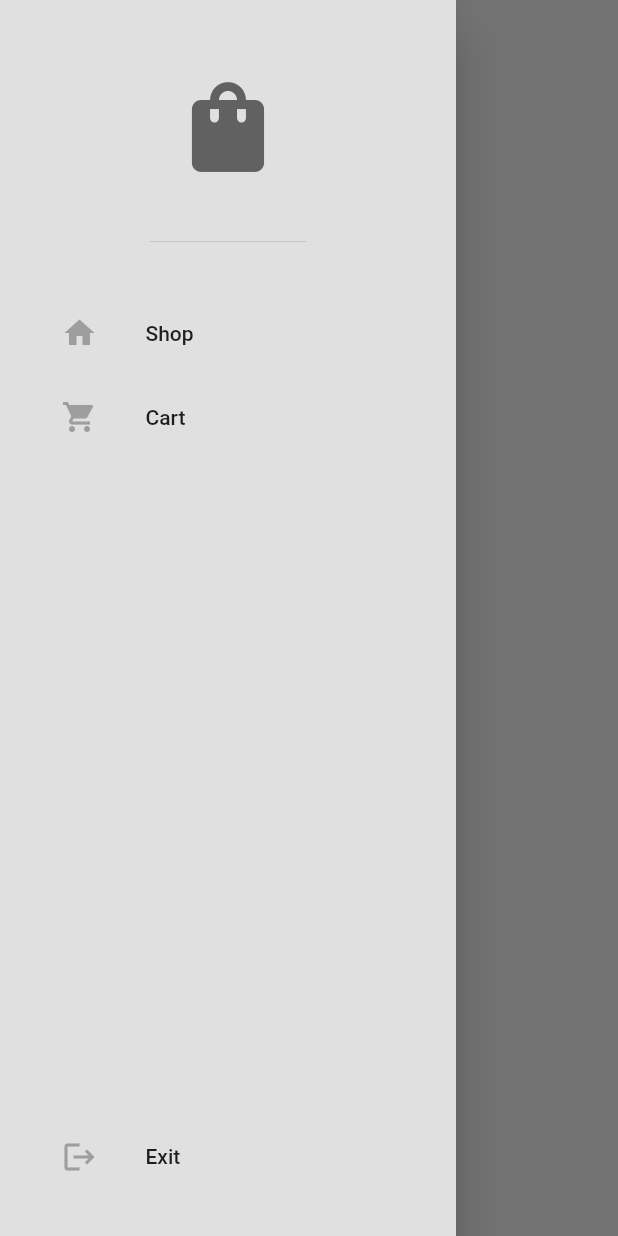
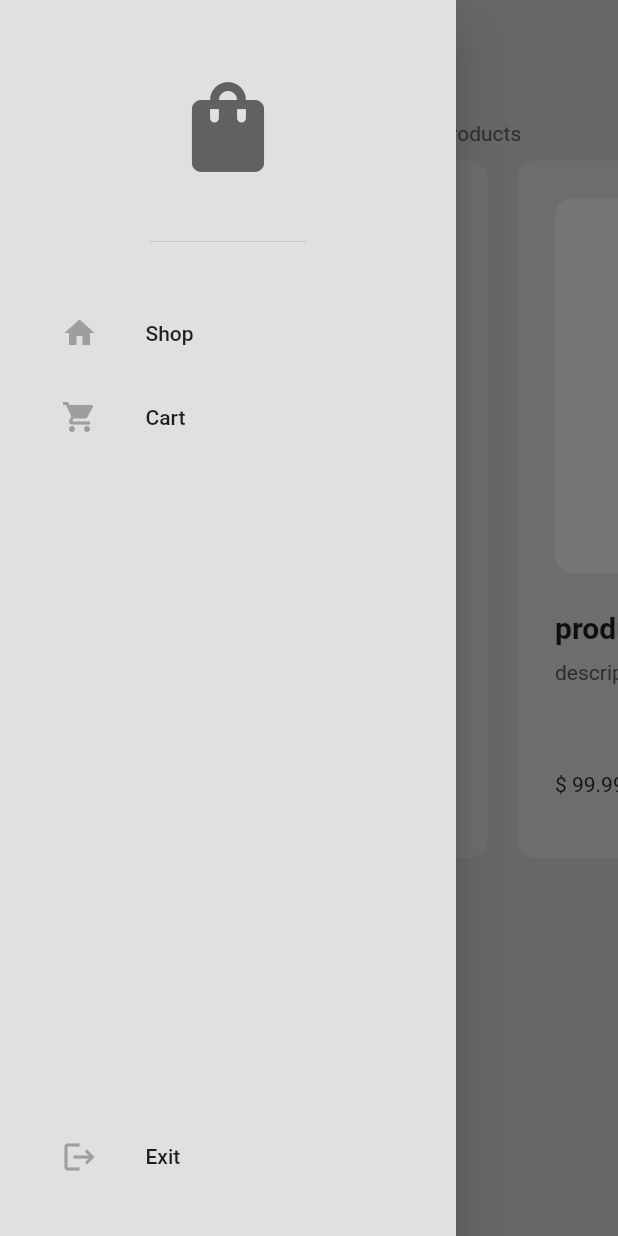
Before and after one commit to omerfaruksomay/ecom_app, a Flutter app: the ShopScreen screen opened by its route, with the side drawer open, on a phone screen of 412 x 824 dp. Run offline on Flutter 3.47's test engine with Material 2 defaults, Android fonts, the phone set to English and light mode, and no system bars.

Commit message:
project finished

```diff
--- a/lib/Screens/shop_screen.dart
+++ b/lib/Screens/shop_screen.dart
@@ -1,11 +1,16 @@
 import 'package:ecom_app/components/my_drawer.dart';
+import 'package:ecom_app/components/my_product_tile.dart';
+import 'package:ecom_app/models/shop_model.dart';
 import 'package:flutter/material.dart';
+import 'package:provider/provider.dart';
 
 class ShopScreen extends StatelessWidget {
   const ShopScreen({super.key});
 
   @override
   Widget build(BuildContext context) {
+    //access products
+    final products = context.watch<Shop>().shop;
     return Scaffold(
       appBar: AppBar(
         centerTitle: true,
@@ -14,7 +19,33 @@ class ShopScreen extends StatelessWidget {
         foregroundColor: Theme.of(context).colorScheme.inversePrimary,
         title: const Text("Shop Screen"),
       ),
+      backgroundColor: Theme.of(context).colorScheme.background,
       drawer: const MyDrawer(),
+      body: ListView(
+        children: [
+          const SizedBox(height: 25),
+          Center(
+            child: Text(
+              "Pick from a selected list of premium products",
+              style: TextStyle(
+                  color: Theme.of(context).colorScheme.inversePrimary),
+            ),
+          ),
+          SizedBox(
+            height: 500,
+            child: ListView.builder(
+              itemCount: products.length,
+              padding: const EdgeInsets.only(bottom: 15, left: 15, right: 15),
+              scrollDirection: Axis.horizontal,
+              itemBuilder: (context, index) {
+                final product = products[index];
+
+                return MyProductTile(product: product);
+              },
+            ),
+          ),
+        ],
+      ),
     );
   }
 }
--- /dev/null
+++ b/lib/components/my_product_tile.dart
@@ -0,0 +1,116 @@
+import 'package:ecom_app/models/product_model.dart';
+import 'package:ecom_app/models/shop_model.dart';
+import 'package:flutter/material.dart';
+import 'package:provider/provider.dart';
+
+class MyProductTile extends StatelessWidget {
+  final Product product;
+
+  const MyProductTile({
+    super.key,
+    required this.product,
+  });
+
+  //add to card button pressed
+  void addToCart(BuildContext context) {
+    showDialog(
+      context: context,
+      builder: (context) => AlertDialog(
+        content: const Text("Add this item to your cart"),
+        actions: [
+          //cancel button
+          MaterialButton(
+            onPressed: () => Navigator.pop(context),
+            child: const Text("Cancel"),
+          ),
+          MaterialButton(
+            onPressed: () {
+              //pop dialog box
+              Navigator.pop(context);
+
+              context.read<Shop>().addToCart(product);
+            },
+            child: const Text("Yes"),
+          )
+        ],
+      ),
+    );
+  }
+
+  @override
+  Widget build(BuildContext context) {
+    return Container(
+      width: 300,
+      decoration: BoxDecoration(
+        color: Theme.of(context).colorScheme.primary,
+        borderRadius: BorderRadius.circular(12),
+      ),
+      margin: const EdgeInsets.all(10),
+      padding: const EdgeInsets.all(25),
+      child: Column(
+        crossAxisAlignment: CrossAxisAlignment.start,
+        mainAxisAlignment: MainAxisAlignment.spaceBetween,
+        children: [
+          Column(
+            crossAxisAlignment: CrossAxisAlignment.start,
+            children: [
+              //image
+              AspectRatio(
+                aspectRatio: 1,
+                child: Container(
+                  decoration: BoxDecoration(
+                      color: Theme.of(context).colorScheme.secondary,
+                      borderRadius: BorderRadius.circular(12)),
+                  width: double.infinity,
+                  padding: const EdgeInsets.all(25),
+                  child: const Icon(Icons.favorite),
+                ),
+              ),
+
+              const SizedBox(height: 25),
+
+              //name
+              Text(
+                product.name,
+                style: const TextStyle(
+                  fontWeight: FontWeight.bold,
+                  fontSize: 20,
+                ),
+              ),
+
+              const SizedBox(height: 10),
+
+              //desc
+              Text(
+                product.description,
+                style: TextStyle(
+                  color: Theme.of(context).colorScheme.inversePrimary,
+                ),
+              ),
+            ],
+          ),
+
+          const SizedBox(height: 25),
+
+          //price & button
+          Row(
+            mainAxisAlignment: MainAxisAlignment.spaceBetween,
+            children: [
+              Text('\$ ${product.price.toStringAsFixed(2)}'),
+              Container(
+                decoration: BoxDecoration(
+                  color: Theme.of(context).colorScheme.secondary,
+                  borderRadius: BorderRadius.circular(12),
+                ),
+                child: IconButton(
+                  onPressed: () => addToCart(context),
+                  icon: Icon(Icons.add),
+                ),
+              )
+            ],
+          ),
+        ],
+      ),
+    );
+  }
+}
--- /dev/null
+++ b/lib/models/product_model.dart
@@ -0,0 +1,13 @@
+class Product {
+  final String name;
+  final double price;
+  final String description;
+//  final String imagePath;
+
+  Product({
+    required this.name,
+    required this.price,
+    required this.description,
+    // required this.imagePath,
+  });
+}
--- /dev/null
+++ b/lib/models/shop_model.dart
@@ -0,0 +1,65 @@
+import 'package:ecom_app/models/product_model.dart';
+import 'package:flutter/material.dart';
+
+class Shop extends ChangeNotifier {
+  //product for sale
+
+  final List<Product> _shop = [
+    // Product 1
+    Product(
+      name: "product 1",
+      price: 99.99,
+      description: "description",
+      //imagePath: imagePath,
+    ),
+    Product(
+      name: "product 2",
+      price: 99.99,
+      description: "description",
+      //imagePath: imagePath,
+    ),
+    Product(
+      name: "product 3",
+      price: 99.99,
+      description: "description",
+      //imagePath: imagePath,
+    ),
+    Product(
+      name: "product 4",
+      price: 99.99,
+      description: "description",
+      //imagePath: imagePath,
+    ),
+  ];
+
+  //user cart
+  List<Product> _cart = [];
+
+  //get product list
+  List<Product> get shop => _shop;
+
+  //get user cart
+  List<Product> get cart => _cart;
+
+  //get cart amount
+  double getAmountOfCart() {
+    double amount = 0;
+    for (var i = 0; i < cart.length; i++) {
+      amount += cart[i].price;
+    }
+    notifyListeners();
+    return amount;
+  }
+
+  //add item to cart
+  void addToCart(Product item) {
+    _cart.add(item);
+    notifyListeners();
+  }
+
+  //remove item from cart
+  void removeFromCart(Product item) {
+    _cart.remove(item);
+    notifyListeners();
+  }
+}
--- a/pubspec.yaml
+++ b/pubspec.yaml
@@ -35,6 +35,7 @@ dependencies:
   # The following adds the Cupertino Icons font to your application.
   # Use with the CupertinoIcons class for iOS style icons.
   cupertino_icons: ^1.0.2
+  provider: ^6.0.5
 
 dev_dependencies:
   flutter_test:
```
Also changed, not shown: lib/Screens/cart_screen.dart (+73 -0 lines), lib/main.dart (+6 -1 lines), pubspec.lock.
